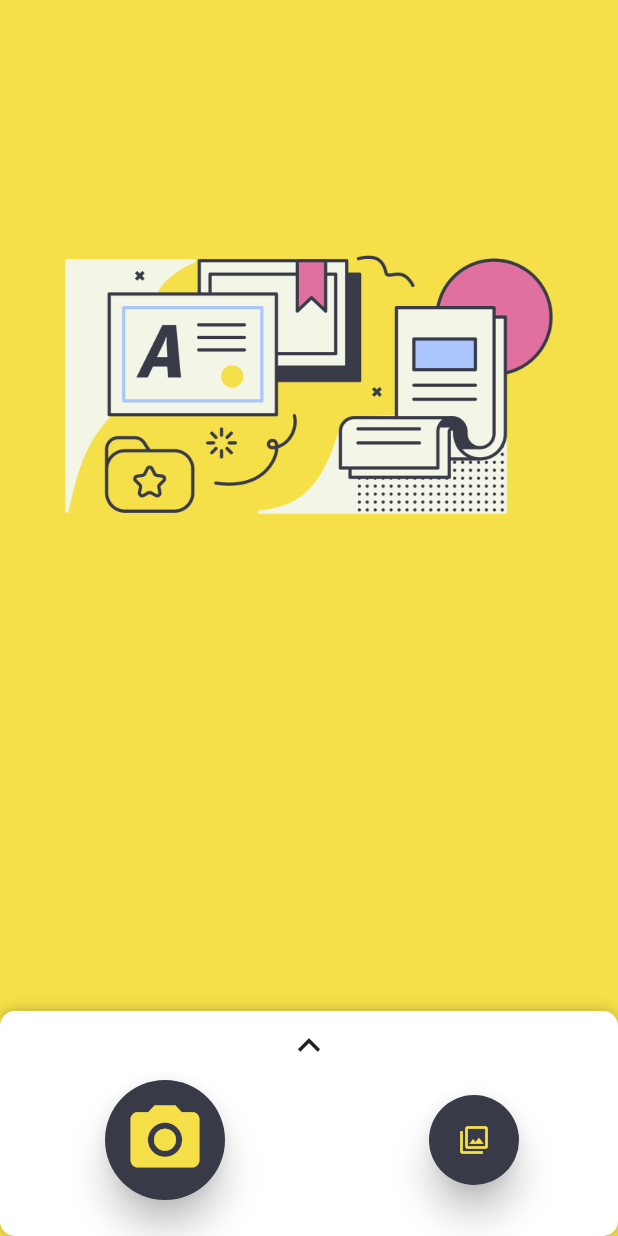
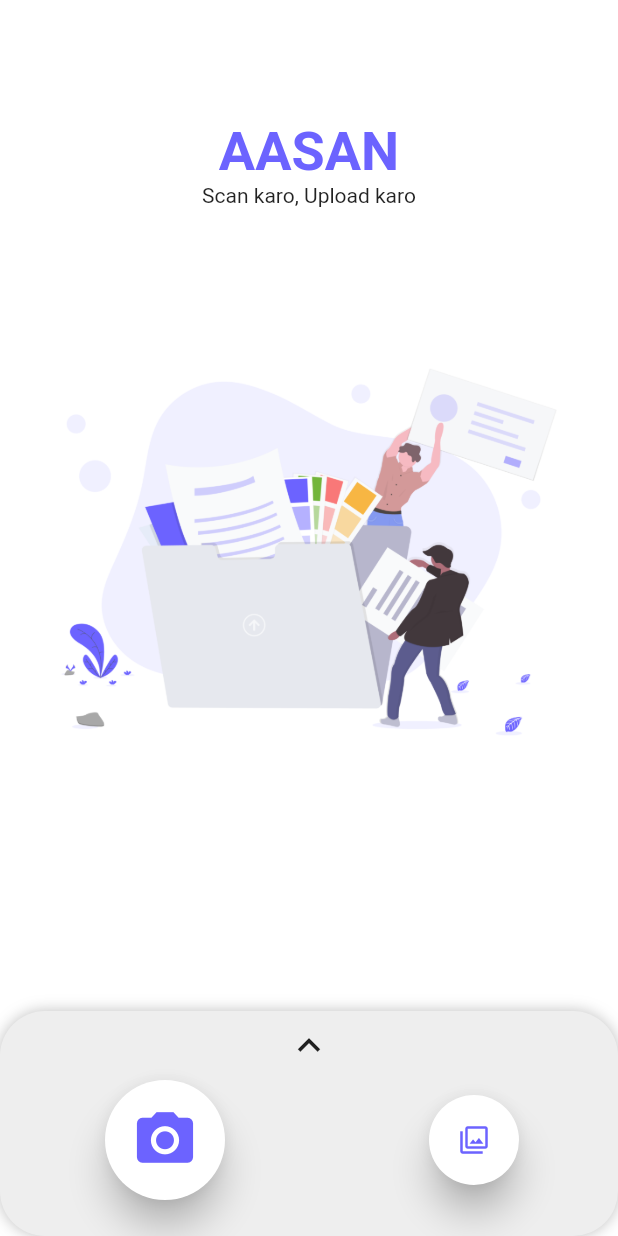
Before and after one commit to Fireboltz/aasaan, a Flutter app: the screen it shows after launch, on a phone screen of 412 x 824 dp. Run offline on Flutter 3.47's test engine with Material 2 defaults, Android fonts, the phone set to English and light mode, and no system bars; drawn by our look-alikes of sliding_up_panel; our stand-ins replace image_picker; missing offline and left inert: scanbot_sdk.

Commit message:
change the main UI

```diff
--- a/lib/main.dart
+++ b/lib/main.dart
@@ -17,8 +17,9 @@ import 'package:sliding_up_panel/sliding_up_panel.dart';
 
 import 'pages_repository.dart';
 import 'ui/utils.dart';
-
+import 'utils/size_config.dart';
 import 'package:image_picker/image_picker.dart';
+import 'utils/constants.dart';
 
 void main() => runApp(MyApp());
 
@@ -126,11 +127,12 @@ class _MainPageWidgetState extends State<MainPageWidget> {
   Widget build(BuildContext context) {
     return SafeArea(
       child: Scaffold(
-          backgroundColor: hex('#f6e049'),
+          backgroundColor: kWhite,
           body: SlidingUpPanel(
+            color: Colors.grey[200],
             minHeight: 150,
             maxHeight: MediaQuery. of(context).size.height*0.55,
-            borderRadius: BorderRadius.circular(10),
+            borderRadius: BorderRadius.circular(30),
             onPanelClosed: (){
               panelIcon = Icons.keyboard_arrow_up;
               setState(() {
@@ -161,10 +163,10 @@ class _MainPageWidgetState extends State<MainPageWidget> {
                       child: RaisedButton(
                         elevation: 10,
                         child: Icon(Icons.camera_alt,
-                        size: 55,
-                        color:  hex('#f6e049'),),
+                        size: 45,
+                        color:  kPrimaryColor,),
                         onPressed: () => startDocumentScanning(),
-                        color: hex('#383A48'),
+                        color: Colors.white,
                       ),
                     ),
                     ButtonTheme(
@@ -176,10 +178,10 @@ class _MainPageWidgetState extends State<MainPageWidget> {
                         child: Icon(
                           Icons.filter,
                           size: 20,
-                          color: hex('#f6e049'),
+                          color:kPrimaryColor,
                         ),
                         onPressed: () => importImage(),
-                        color: hex('#383A48'),
+                        color: kWhite,
                       ),
                     ),
                   ],
@@ -193,12 +195,13 @@ class _MainPageWidgetState extends State<MainPageWidget> {
                     width: MediaQuery. of(context).size.width * 0.9,
                     height: 50,
                     decoration: BoxDecoration(
-                      color: hex('#f6e049'),
+                      color: kPrimaryColor,
                       borderRadius: BorderRadius.circular(10)
                     ),
                     child: Center(
                       child: Text(
-                        'VIEW RESULTS'
+                        'VIEW RESULTS',
+                        style: TextStyle(color: kWhite, fontSize: 19),
                       ),
                     ),
                   ),
@@ -211,13 +214,15 @@ class _MainPageWidgetState extends State<MainPageWidget> {
                   child: Container(
                     width: MediaQuery. of(context).size.width * 0.9,
                     height: 50,
-                    decoration: BoxDecoration(
-                        color: hex('#f6e049'),
+                    decoration:BoxDecoration(
+                        color: kPrimaryColor,
                         borderRadius: BorderRadius.circular(10)
                     ),
                     child: Center(
                       child: Text(
-                          'BARCODE SCANNER'
+                          'BARCODE SCANNER',
+                        style: TextStyle(color: kWhite, fontSize: 19),
+
                       ),
                     ),
                   ),
@@ -231,12 +236,13 @@ class _MainPageWidgetState extends State<MainPageWidget> {
                     width: MediaQuery. of(context).size.width * 0.9,
                     height: 50,
                     decoration: BoxDecoration(
-                        color: hex('#f6e049'),
+                        color: kPrimaryColor,
                         borderRadius: BorderRadius.circular(10)
                     ),
                     child: Center(
                       child: Text(
-                          'QR SCANNER'
+                          'QR SCANNER',
+                          style: TextStyle(color: kWhite, fontSize: 19),
                       ),
                     ),
                   ),
@@ -245,10 +251,25 @@ class _MainPageWidgetState extends State<MainPageWidget> {
               ],
             ),
             body: Column(
-              mainAxisAlignment: MainAxisAlignment.spaceAround,
               children: [
-                Image(
-                  image: AssetImage('img/doc.png'),
+                SizedBox(height: 80,),
+                Text(
+                  "AASAN",
+                  style: TextStyle(
+                    fontSize: 36,
+                    color: kPrimaryColor,
+                    fontWeight: FontWeight.bold,
+                  ),
+                ),
+                Text(
+                  "Scan karo, Upload karo",
+                  textAlign: TextAlign.center,
+                ),
+                SizedBox(height: 80,),
+                Image.asset(
+                  'img/doc.png',
+                  height: 300,
+                  width: 400,
                 ),
                 SizedBox(
                   height: 30,
@@ -465,7 +486,7 @@ class _MainPageWidgetState extends State<MainPageWidget> {
     HealthInsuranceCardRecognitionResult result;
     try {
       var config = HealthInsuranceScannerConfiguration(
-        topBarBackgroundColor: Colors.blue,
+        topBarBackgroundColor: kPrimaryColor,
         topBarButtonsColor: Colors.white70,
         // ...
       );
@@ -494,7 +515,7 @@ class _MainPageWidgetState extends State<MainPageWidget> {
     MrzScanningResult result;
     try {
       var config = MrzScannerConfiguration(
-        topBarBackgroundColor: Colors.blue,
+        topBarBackgroundColor: kPrimaryColor,
         // ...
       );
       result = await ScanbotSdkUi.startMrzScanner(config);
--- /dev/null
+++ b/lib/utils/constants.dart
@@ -0,0 +1,9 @@
+import 'dart:ui';
+
+import 'package:flutter/material.dart';
+
+Color kPrimaryColor = Color(0xFF6C63FF);
+Color kWhite = Colors.white;
+Color kLightBlack = Colors.black.withOpacity(0.075);
+Color mCC = Colors.green.withOpacity(0.65);
+Color fCL = Colors.grey.shade600;
```
Also changed, not shown: lib/utils/size_config.dart (added, +30 -0 lines), img/doc.png.
